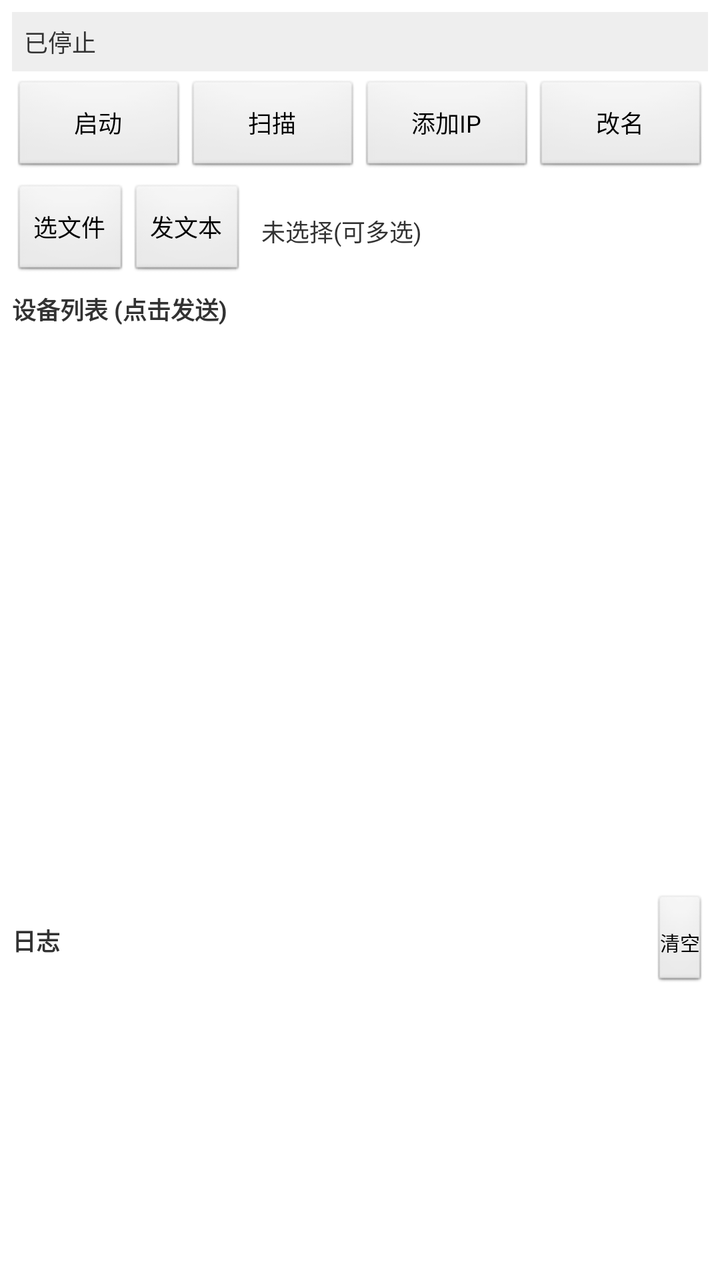
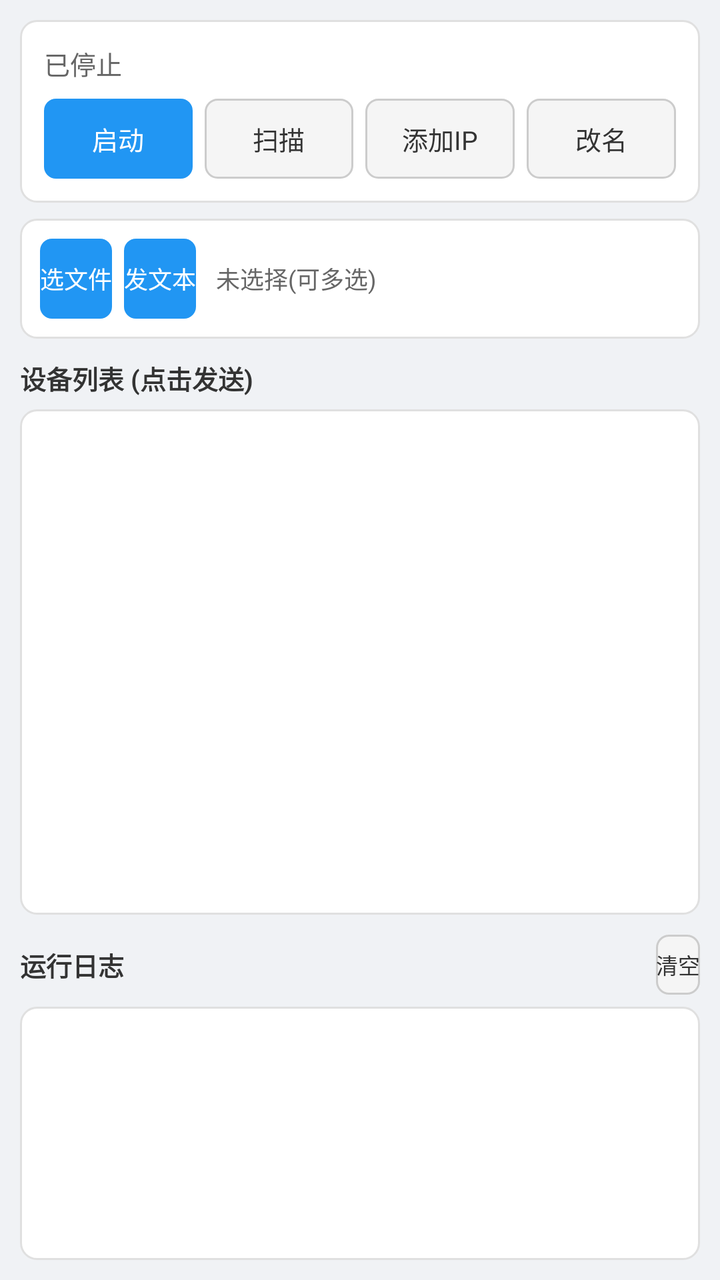

The first picture is an Android layout as it rendered before a commit; the second is the same layout after the commit. The layout source and the unified diff follow.
<!-- AndroidManifest.xml: application theme android:Theme.Light -->
<!-- res/layout/activity_main.xml -->
<?xml version="1.0" encoding="utf-8"?>
<LinearLayout xmlns:android="http://schemas.android.com/apk/res/android"
    android:orientation="vertical"
    android:layout_width="match_parent"
    android:layout_height="match_parent"
    android:padding="6dp">

    <TextView
        android:id="@+id/status"
        android:layout_width="match_parent"
        android:layout_height="wrap_content"
        android:textSize="12sp"
        android:textColor="#333"
        android:background="#EEEEEE"
        android:padding="6dp"
        android:text="已停止"/>

    <LinearLayout
        android:orientation="horizontal"
        android:layout_width="match_parent"
        android:layout_height="wrap_content"
        android:paddingTop="4dp">
        <Button android:id="@+id/toggle" android:layout_width="0dp" android:layout_weight="1" android:layout_height="wrap_content" android:textSize="12sp" android:text="启动"/>
        <Button android:id="@+id/scan" android:layout_width="0dp" android:layout_weight="1" android:layout_height="wrap_content" android:textSize="12sp" android:text="扫描"/>
        <Button android:id="@+id/manual" android:layout_width="0dp" android:layout_weight="1" android:layout_height="wrap_content" android:textSize="12sp" android:text="添加IP"/>
        <Button android:id="@+id/set_name" android:layout_width="0dp" android:layout_weight="1" android:layout_height="wrap_content" android:textSize="12sp" android:text="改名"/>
    </LinearLayout>

    <LinearLayout
        android:orientation="horizontal"
        android:layout_width="match_parent"
        android:layout_height="wrap_content"
        android:paddingTop="4dp"
        android:gravity="center_vertical">
        <Button android:id="@+id/pick_file" android:layout_width="wrap_content" android:layout_height="wrap_content" android:textSize="12sp" android:text="选文件"/>
        <Button android:id="@+id/send_text" android:layout_width="wrap_content" android:layout_height="wrap_content" android:textSize="12sp" android:text="发文本"/>
        <TextView android:id="@+id/selected_file" android:layout_width="0dp" android:layout_weight="1" android:layout_height="wrap_content" android:textSize="12sp" android:paddingLeft="8dp" android:singleLine="true" android:ellipsize="middle" android:text="未选择(可多选)"/>
    </LinearLayout>

    <ProgressBar
        android:id="@+id/progress"
        style="?android:attr/progressBarStyleHorizontal"
        android:layout_width="match_parent"
        android:layout_height="wrap_content"
        android:paddingTop="4dp"
        android:max="100"
        android:progress="0"
        android:visibility="gone"/>

    <TextView android:layout_width="match_parent" android:layout_height="wrap_content" android:textSize="12sp" android:textStyle="bold" android:paddingTop="6dp" android:text="设备列表 (点击发送)"/>

    <ListView android:id="@+id/devices" android:layout_width="match_parent" android:layout_height="0dp" android:layout_weight="2"/>

    <LinearLayout android:orientation="horizontal" android:layout_width="match_parent" android:layout_height="wrap_content" android:paddingTop="6dp">
        <TextView android:layout_width="0dp" android:layout_weight="1" android:layout_height="wrap_content" android:textSize="12sp" android:textStyle="bold" android:text="日志"/>
        <Button android:id="@+id/clear_log" android:layout_width="wrap_content" android:layout_height="wrap_content" android:textSize="10sp" android:minHeight="0dp" android:minWidth="0dp" android:padding="4dp" android:text="清空"/>
    </LinearLayout>

    <ScrollView android:id="@+id/log_scroll" android:layout_width="match_parent" android:layout_height="0dp" android:layout_weight="1">
        <TextView android:id="@+id/log" android:layout_width="match_parent" android:layout_height="wrap_content" android:textSize="10sp" android:typeface="monospace" android:padding="4dp"/>
    </ScrollView>
</LinearLayout>
<!-- resources referenced by this layout -->
<resources>

</resources>

<!-- the commit's change to res/layout/activity_main.xml (unified diff, before → after) -->
@@ -3,38 +3,48 @@
     android:orientation="vertical"
     android:layout_width="match_parent"
     android:layout_height="match_parent"
-    android:padding="6dp">
+    android:background="#F0F2F5"
+    android:padding="10dp">
 
-    <TextView
-        android:id="@+id/status"
+    <LinearLayout
         android:layout_width="match_parent"
         android:layout_height="wrap_content"
-        android:textSize="12sp"
-        android:textColor="#333"
-        android:background="#EEEEEE"
-        android:padding="6dp"
-        android:text="已停止"/>
+        android:background="@drawable/bg_card"
+        android:orientation="vertical"
+        android:padding="12dp">
 
-    <LinearLayout
-        android:orientation="horizontal"
-        android:layout_width="match_parent"
-        android:layout_height="wrap_content"
-        android:paddingTop="4dp">
-        <Button android:id="@+id/toggle" android:layout_width="0dp" android:layout_weight="1" android:layout_height="wrap_content" android:textSize="12sp" android:text="启动"/>
-        <Button android:id="@+id/scan" android:layout_width="0dp" android:layout_weight="1" android:layout_height="wrap_content" android:textSize="12sp" android:text="扫描"/>
-        <Button android:id="@+id/manual" android:layout_width="0dp" android:layout_weight="1" android:layout_height="wrap_content" android:textSize="12sp" android:text="添加IP"/>
-        <Button android:id="@+id/set_name" android:layout_width="0dp" android:layout_weight="1" android:layout_height="wrap_content" android:textSize="12sp" android:text="改名"/>
+        <TextView
+            android:id="@+id/status"
+            android:layout_width="match_parent"
+            android:layout_height="wrap_content"
+            android:textSize="13sp"
+            android:textColor="#666666"
+            android:text="已停止"/>
+
+        <LinearLayout
+            android:orientation="horizontal"
+            android:layout_width="match_parent"
+            android:layout_height="wrap_content"
+            android:layout_marginTop="8dp">
+            <Button android:id="@+id/toggle" android:layout_width="0dp" android:layout_weight="1" android:layout_height="40dp" android:background="@drawable/btn_blue" android:textColor="#FFFFFF" android:textSize="13sp" android:text="启动"/>
+            <Button android:id="@+id/scan" android:layout_width="0dp" android:layout_weight="1" android:layout_height="40dp" android:layout_marginLeft="6dp" android:background="@drawable/btn_grey" android:textColor="#333333" android:textSize="13sp" android:text="扫描"/>
+            <Button android:id="@+id/manual" android:layout_width="0dp" android:layout_weight="1" android:layout_height="40dp" android:layout_marginLeft="6dp" android:background="@drawable/btn_grey" android:textColor="#333333" android:textSize="13sp" android:text="添加IP"/>
+            <Button android:id="@+id/set_name" android:layout_width="0dp" android:layout_weight="1" android:layout_height="40dp" android:layout_marginLeft="6dp" android:background="@drawable/btn_grey" android:textColor="#333333" android:textSize="13sp" android:text="改名"/>
+        </LinearLayout>
     </LinearLayout>
 
     <LinearLayout
-        android:orientation="horizontal"
         android:layout_width="match_parent"
         android:layout_height="wrap_content"
-        android:paddingTop="4dp"
-        android:gravity="center_vertical">
-        <Button android:id="@+id/pick_file" android:layout_width="wrap_content" android:layout_height="wrap_content" android:textSize="12sp" android:text="选文件"/>
-        <Button android:id="@+id/send_text" android:layout_width="wrap_content" android:layout_height="wrap_content" android:textSize="12sp" android:text="发文本"/>
-        <TextView android:id="@+id/selected_file" android:layout_width="0dp" android:layout_weight="1" android:layout_height="wrap_content" android:textSize="12sp" android:paddingLeft="8dp" android:singleLine="true" android:ellipsize="middle" android:text="未选择(可多选)"/>
+        android:background="@drawable/bg_card"
+        android:orientation="horizontal"
+        android:gravity="center_vertical"
+        android:layout_marginTop="8dp"
+        android:padding="10dp">
+
+        <Button android:id="@+id/pick_file" android:layout_width="wrap_content" android:layout_height="40dp" android:background="@drawable/btn_blue" android:textColor="#FFFFFF" android:textSize="12sp" android:text="选文件"/>
+        <Button android:id="@+id/send_text" android:layout_width="wrap_content" android:layout_height="40dp" android:layout_marginLeft="6dp" android:background="@drawable/btn_blue" android:textColor="#FFFFFF" android:textSize="12sp" android:text="发文本"/>
+        <TextView android:id="@+id/selected_file" android:layout_width="0dp" android:layout_weight="1" android:layout_height="wrap_content" android:textSize="12sp" android:textColor="#666666" android:paddingLeft="10dp" android:singleLine="true" android:ellipsize="middle" android:text="未选择(可多选)"/>
     </LinearLayout>
 
     <ProgressBar
@@ -42,21 +52,21 @@
         style="?android:attr/progressBarStyleHorizontal"
         android:layout_width="match_parent"
         android:layout_height="wrap_content"
-        android:paddingTop="4dp"
+        android:layout_marginTop="8dp"
         android:max="100"
         android:progress="0"
         android:visibility="gone"/>
 
-    <TextView android:layout_width="match_parent" android:layout_height="wrap_content" android:textSize="12sp" android:textStyle="bold" android:paddingTop="6dp" android:text="设备列表 (点击发送)"/>
+    <TextView android:layout_width="match_parent" android:layout_height="wrap_content" android:textSize="13sp" android:textStyle="bold" android:textColor="#333333" android:paddingTop="10dp" android:paddingBottom="6dp" android:text="设备列表 (点击发送)"/>
 
-    <ListView android:id="@+id/devices" android:layout_width="match_parent" android:layout_height="0dp" android:layout_weight="2"/>
+    <ListView android:id="@+id/devices" android:layout_width="match_parent" android:layout_height="0dp" android:layout_weight="2" android:background="@drawable/bg_card"/>
 
-    <LinearLayout android:orientation="horizontal" android:layout_width="match_parent" android:layout_height="wrap_content" android:paddingTop="6dp">
-        <TextView android:layout_width="0dp" android:layout_weight="1" android:layout_height="wrap_content" android:textSize="12sp" android:textStyle="bold" android:text="日志"/>
-        <Button android:id="@+id/clear_log" android:layout_width="wrap_content" android:layout_height="wrap_content" android:textSize="10sp" android:minHeight="0dp" android:minWidth="0dp" android:padding="4dp" android:text="清空"/>
+    <LinearLayout android:orientation="horizontal" android:layout_width="match_parent" android:layout_height="wrap_content" android:paddingTop="10dp" android:paddingBottom="6dp" android:gravity="center_vertical">
+        <TextView android:layout_width="0dp" android:layout_weight="1" android:layout_height="wrap_content" android:textSize="13sp" android:textStyle="bold" android:textColor="#333333" android:text="运行日志"/>
+        <Button android:id="@+id/clear_log" android:layout_width="wrap_content" android:layout_height="30dp" android:textSize="11sp" android:background="@drawable/btn_grey" android:textColor="#333333" android:text="清空"/>
     </LinearLayout>
 
-    <ScrollView android:id="@+id/log_scroll" android:layout_width="match_parent" android:layout_height="0dp" android:layout_weight="1">
-        <TextView android:id="@+id/log" android:layout_width="match_parent" android:layout_height="wrap_content" android:textSize="10sp" android:typeface="monospace" android:padding="4dp"/>
+    <ScrollView android:id="@+id/log_scroll" android:layout_width="match_parent" android:layout_height="0dp" android:layout_weight="1" android:background="@drawable/bg_card" android:padding="8dp">
+        <TextView android:id="@+id/log" android:layout_width="match_parent" android:layout_height="wrap_content" android:textSize="11sp" android:textColor="#555555" android:typeface="monospace"/>
     </ScrollView>
 </LinearLayout>
<!-- resource entries referenced after the edit -->
@@ -1,5 +1,31 @@
 <!-- resources referenced by this layout -->
 <resources>
-
+  <!-- drawable bg_card (drawable) -->
+  <?xml version="1.0" encoding="utf-8"?>
+  <shape xmlns:android="http://schemas.android.com/apk/res/android">
+      <solid android:color="#FFFFFF"/>
+      <corners android:radius="8dp"/>
+      <stroke android:width="1dp" android:color="#E0E0E0"/>
+  </shape>
+  <!-- drawable btn_blue (drawable) -->
+  <?xml version="1.0" encoding="utf-8"?>
+  <selector xmlns:android="http://schemas.android.com/apk/res/android">
+      <item android:state_pressed="true">
+          <shape><solid android:color="#1976D2"/><corners android:radius="6dp"/></shape>
+      </item>
+      <item>
+          <shape><solid android:color="#2196F3"/><corners android:radius="6dp"/></shape>
+      </item>
+  </selector>
+  <!-- drawable btn_grey (drawable) -->
+  <?xml version="1.0" encoding="utf-8"?>
+  <selector xmlns:android="http://schemas.android.com/apk/res/android">
+      <item android:state_pressed="true">
+          <shape><solid android:color="#E0E0E0"/><corners android:radius="6dp"/></shape>
+      </item>
+      <item>
+          <shape><solid android:color="#F5F5F5"/><corners android:radius="6dp"/><stroke android:width="1dp" android:color="#CCCCCC"/></shape>
+      </item>
+  </selector>
 </resources>
 
